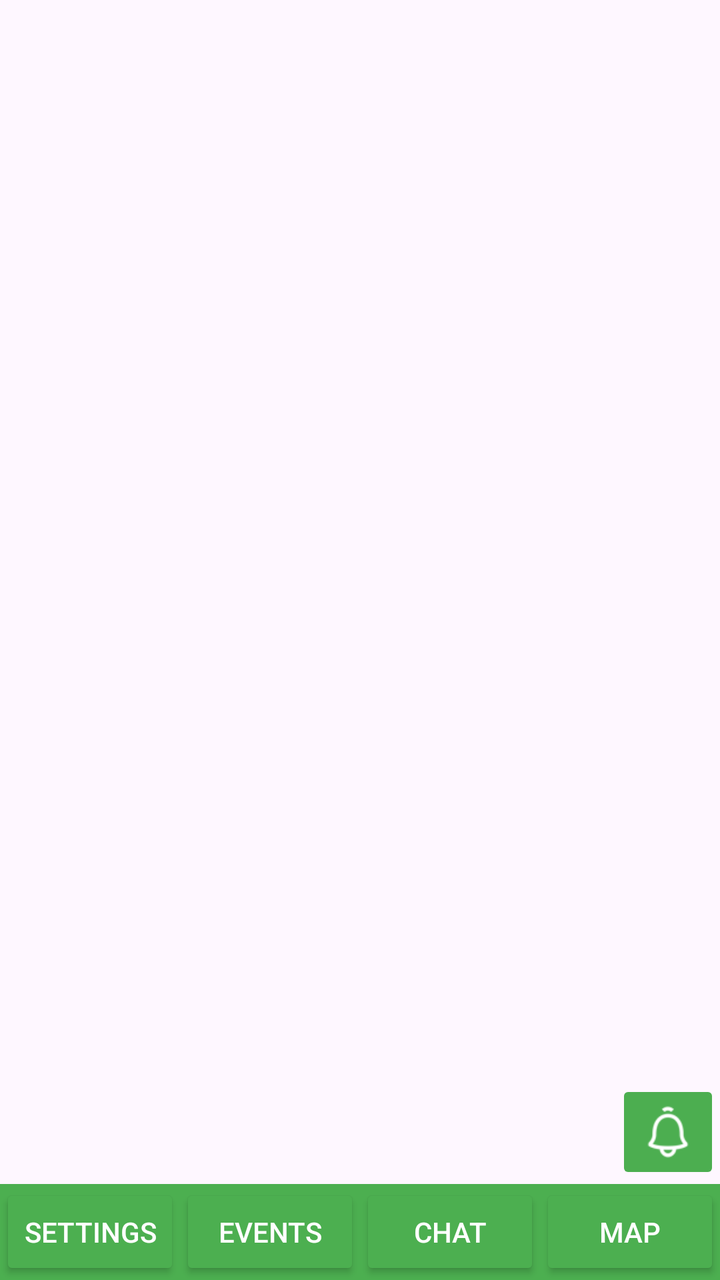
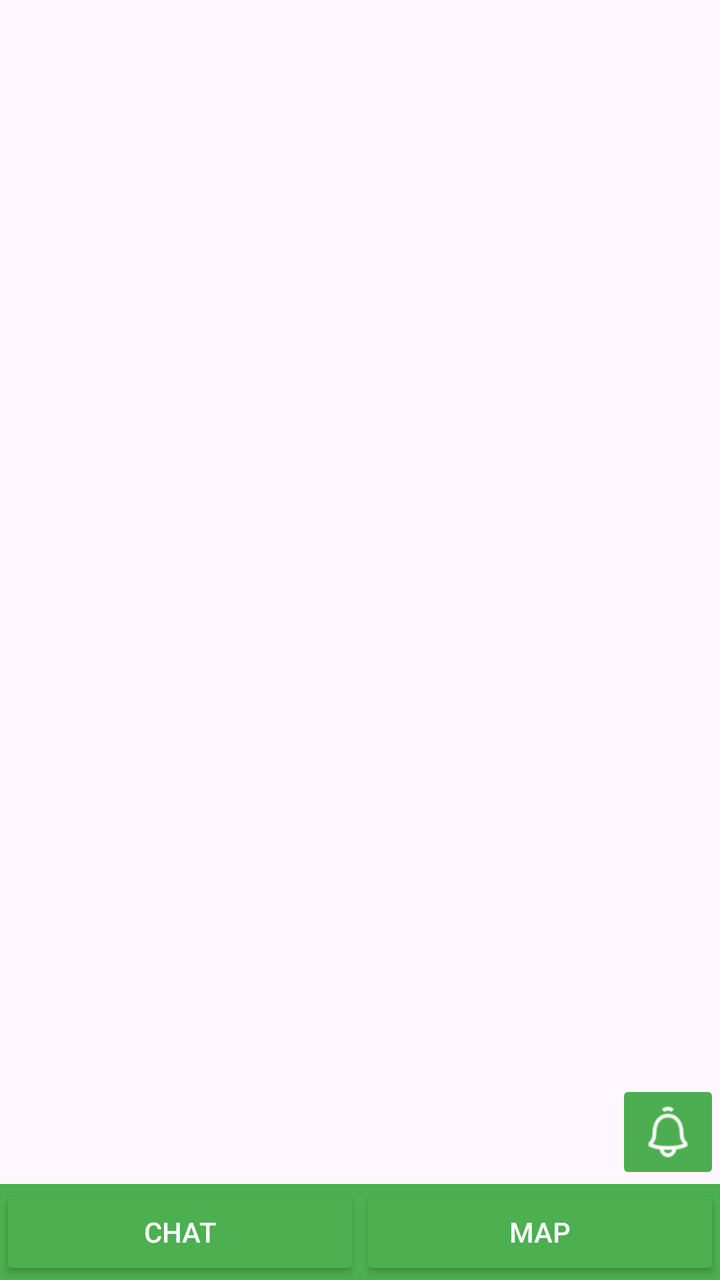

Two renders of the same Android screen: before a commit and after it. Below are the layout's source before the change and the commit's diff.
<!-- AndroidManifest.xml: application theme Theme.COSC341_Step4 -->
<!-- res/layout/activity_main.xml -->
<?xml version="1.0" encoding="utf-8"?>
<androidx.constraintlayout.widget.ConstraintLayout xmlns:android="http://schemas.android.com/apk/res/android"
    xmlns:app="http://schemas.android.com/apk/res-auto"
    xmlns:tools="http://schemas.android.com/tools"
    android:id="@+id/main"
    android:layout_width="match_parent"
    android:layout_height="match_parent"
    tools:context=".MainActivity">

    
    <androidx.fragment.app.FragmentContainerView
        android:id="@+id/fragment_container"
        android:layout_width="0dp"
        android:layout_height="0dp"
        app:layout_constraintTop_toTopOf="parent"
        app:layout_constraintBottom_toTopOf="@+id/bottom_nav_bar"
        app:layout_constraintStart_toStartOf="parent"
        app:layout_constraintEnd_toEndOf="parent" />

    
    <LinearLayout
        android:id="@+id/bottom_nav_bar"
        android:layout_width="0dp"
        android:layout_height="wrap_content"
        android:orientation="horizontal"
        android:background="#4CAF50"
        app:layout_constraintBottom_toBottomOf="parent"
        app:layout_constraintStart_toStartOf="parent"
        app:layout_constraintEnd_toEndOf="parent">

        <Button
            android:id="@+id/button"
            android:layout_width="0dp"
            android:layout_height="wrap_content"
            android:layout_weight="1"
            android:backgroundTint="#4CAF50"
            android:text="Settings"
            android:textColor="#FFFFFF" />

        <Button
            android:id="@+id/button2"
            android:layout_width="0dp"
            android:layout_height="wrap_content"
            android:layout_weight="1"
            android:backgroundTint="#4CAF50"
            android:onClick="onClickChat"
            android:text="Events"
            android:textColor="#FFFFFF" />

        <Button
            android:id="@+id/button3"
            android:layout_width="0dp"
            android:layout_height="wrap_content"
            android:layout_weight="1"
            android:backgroundTint="#4CAF50"
            android:onClick="onClickChat"
            android:text="Chat"
            android:textColor="#FFFFFF" />

        <Button
            android:id="@+id/mapButton"
            android:layout_width="0dp"
            android:layout_height="wrap_content"
            android:layout_weight="1"
            android:backgroundTint="#4CAF50"
            android:onClick="onClickMap"
            android:text="Map"
            android:textColor="#FFFFFF" />

    </LinearLayout>

    <ImageButton
        android:id="@+id/imageButton2"
        android:layout_width="52dp"
        android:layout_height="52dp"
        android:backgroundTint="#4CAE50"
        android:onClick="onClickNotif"
        android:scaleType="fitCenter"
        app:layout_constraintBottom_toBottomOf="@+id/fragment_container"
        app:layout_constraintEnd_toEndOf="@+id/bottom_nav_bar"
        app:srcCompat="@drawable/bell" />

</androidx.constraintlayout.widget.ConstraintLayout>
<!-- resources referenced by this layout -->
<resources>
  <!-- drawable bell: png bitmap (drawable, 1465 bytes) -->
  <style name="Theme.COSC341_Step4" parent="Base.Theme.COSC341_Step4" />
  <style name="Base.Theme.COSC341_Step4" parent="Theme.Material3.DayNight.NoActionBar">
          
          
      </style>
</resources>

<!-- the commit's change to res/layout/activity_main.xml (unified diff, before → after) -->
@@ -27,25 +27,6 @@
         app:layout_constraintBottom_toBottomOf="parent"
         app:layout_constraintStart_toStartOf="parent"
         app:layout_constraintEnd_toEndOf="parent">
-
-        <Button
-            android:id="@+id/button"
-            android:layout_width="0dp"
-            android:layout_height="wrap_content"
-            android:layout_weight="1"
-            android:backgroundTint="#4CAF50"
-            android:text="Settings"
-            android:textColor="#FFFFFF" />
-
-        <Button
-            android:id="@+id/button2"
-            android:layout_width="0dp"
-            android:layout_height="wrap_content"
-            android:layout_weight="1"
-            android:backgroundTint="#4CAF50"
-            android:onClick="onClickChat"
-            android:text="Events"
-            android:textColor="#FFFFFF" />
 
         <Button
             android:id="@+id/button3"
